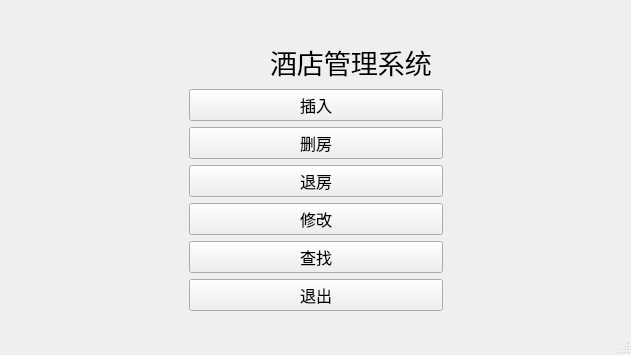
Old version of the form Hotel Managing System/Hotel Managing System.ui in the repository Shu-Huai/Hotel-Managing-System.
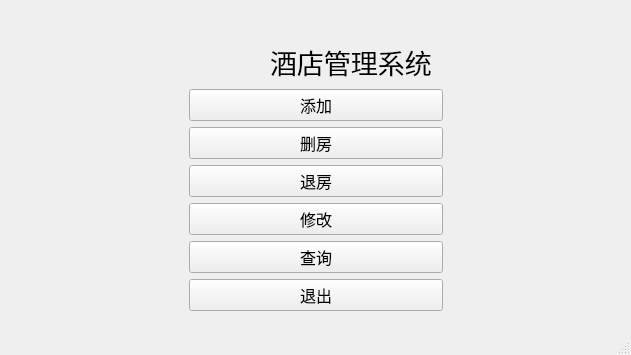
New version of the form. Icons and pictures are not drawn.

```diff
--- a/Hotel Managing System/Hotel Managing System.ui
+++ b/Hotel Managing System/Hotel Managing System.ui
@@ -142,7 +142,7 @@
           </font>
          </property>
          <property name="text">
-          <string>插入</string>
+          <string>添加</string>
          </property>
         </widget>
        </item>
@@ -194,7 +194,7 @@
           </font>
          </property>
          <property name="text">
-          <string>查找</string>
+          <string>查询</string>
          </property>
         </widget>
        </item>
```
